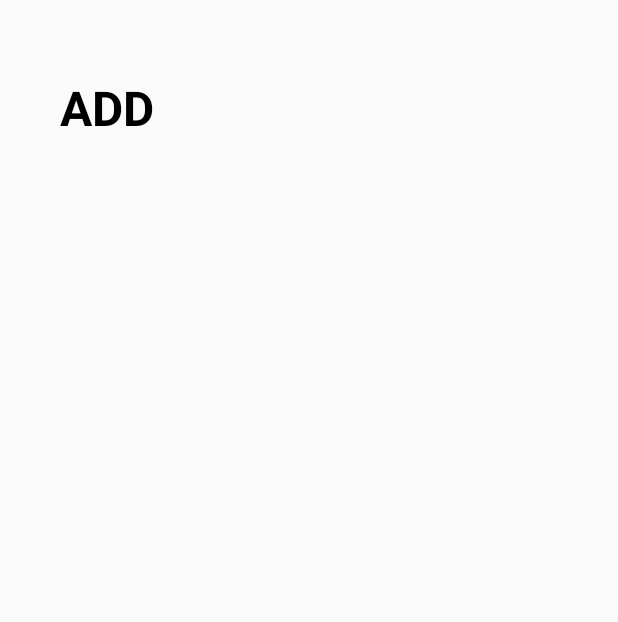
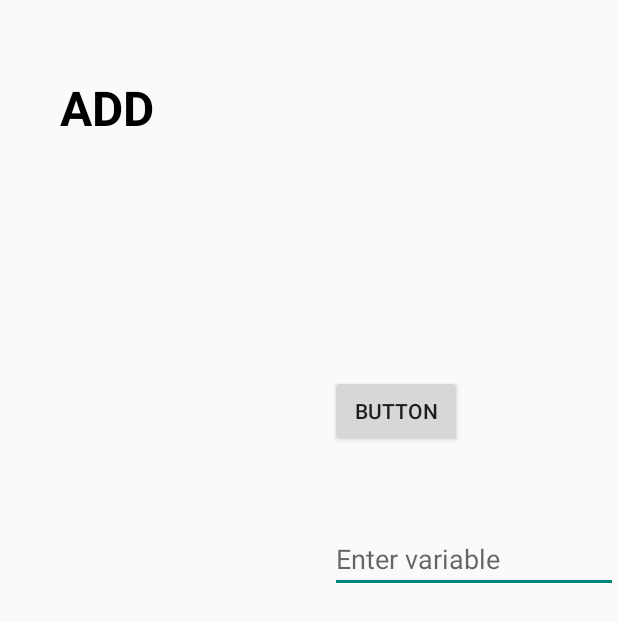
Before and after one commit to JohnnyMahoney/FinApp, an Android app built with Jetpack Compose: the layout fragment_blank3.xml on its own in the app's theme, with its tools: preview values and no code run, on a phone screen of 412 x 824 dp. Shown: the top 622 px of the screen. Run offline under Robolectric (Android 15) with nearby library versions, the phone set to English and light mode, and no system bars.

Commit message:
add Firebase and first button

```diff
--- a/app/src/main/AndroidManifest.xml
+++ b/app/src/main/AndroidManifest.xml
@@ -28,6 +28,9 @@
             android:theme="@style/Theme.AppCompat"
             android:screenOrientation="portrait"
             />
+        <activity
+            android:name=".ui.theme.thirdPage.BlankFragment33">
+        </activity>
     </application>
 
 </manifest>
--- a/app/src/main/java/com/example/finapp/ui/theme/secondPage/BlankFragment2.kt
+++ b/app/src/main/java/com/example/finapp/ui/theme/secondPage/BlankFragment2.kt
@@ -1,11 +1,11 @@
 package com.example.finapp.ui.theme.secondPage
 
-import androidx.lifecycle.ViewModelProvider
 import android.os.Bundle
-import androidx.fragment.app.Fragment
 import android.view.LayoutInflater
 import android.view.View
 import android.view.ViewGroup
+import androidx.fragment.app.Fragment
+import androidx.lifecycle.ViewModelProvider
 import com.example.finapp.R
 
 class BlankFragment2 : Fragment() {
@@ -29,4 +29,5 @@ class BlankFragment2 : Fragment() {
         // TODO: Use the ViewModel
     }
 
+
 }
--- a/app/src/main/res/layout/fragment_blank3.xml
+++ b/app/src/main/res/layout/fragment_blank3.xml
@@ -4,8 +4,9 @@
     xmlns:app="http://schemas.android.com/apk/res-auto"
     android:layout_width="match_parent"
     android:layout_height="match_parent"
-    tools:context=".ui.theme.thirdPage.BlankFragment3">
+    tools:context=".ui.theme.thirdPage.BlankFragment33">
     <TextView
+        android:id="@+id/textView"
         android:layout_width="wrap_content"
         android:layout_height="164dp"
         android:layout_marginLeft="40dp"
@@ -20,4 +21,20 @@
         app:layout_constraintRight_toRightOf="parent"
         app:layout_constraintTop_toTopOf="parent"
         app:layout_constraintVertical_bias="0.097" />
+    <EditText
+        android:id="@+id/variableEditText"
+        android:layout_width="match_parent"
+        android:layout_height="wrap_content"
+        android:hint="Enter variable"
+        android:layout_marginLeft="220dp"
+        android:layout_marginTop="350dp" />
+
+    <Button
+        android:id="@+id/saveButton"
+        android:layout_width="wrap_content"
+        android:layout_height="wrap_content"
+        android:layout_marginLeft="220dp"
+        android:layout_marginTop="250dp"
+        android:text="Button" />
+
 </FrameLayout>
--- a/app/src/main/res/navigation/mobile_navigation.xml
+++ b/app/src/main/res/navigation/mobile_navigation.xml
@@ -15,7 +15,7 @@
         tools:layout="@layout/fragment_blank2" />
     <fragment
         android:id="@+id/blankFragment3"
-        android:name="com.example.finapp.ui.theme.thirdPage.BlankFragment3"
+        android:name="com.example.finapp.ui.theme.thirdPage.BlankFragment33"
         tools:layout="@layout/fragment_blank3" />
     <fragment
         android:id="@+id/blankFragment4"
```
Also changed, not shown: app/build.gradle (+8 -5 lines), app/src/main/java/com/example/finapp/MainActivity.kt (+17 -11 lines), app/src/main/java/com/example/finapp/ui/theme/thirdPage/BlankFragment3.kt (deleted, +0 -32 lines), app/src/main/java/com/example/finapp/ui/theme/thirdPage/BlankFragment33.kt (added, +13 -0 lines), build.gradle (+17 -0 lines), 1 other file.
